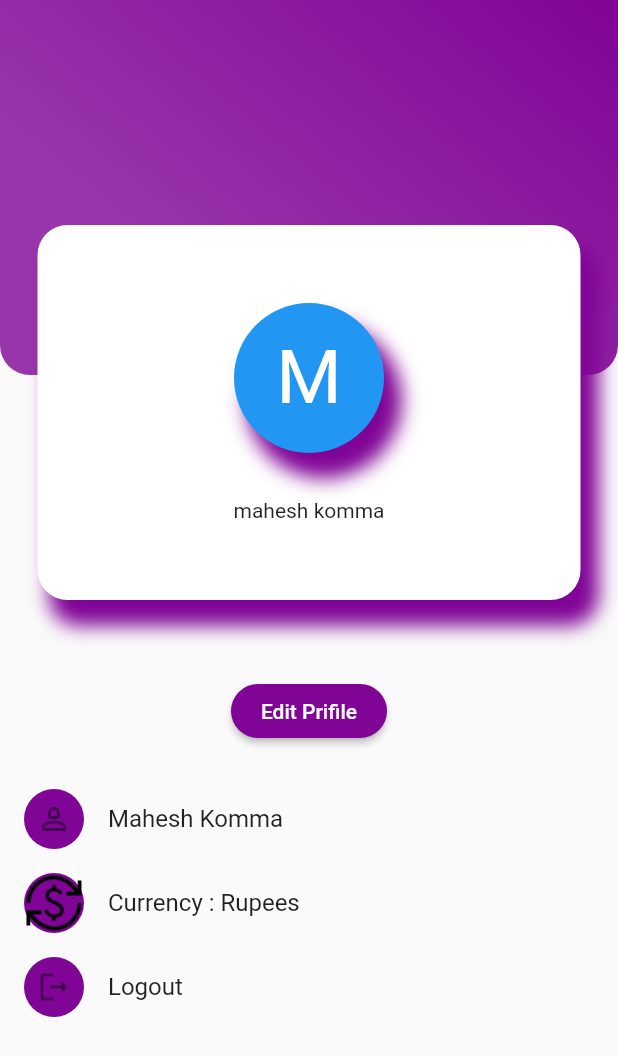
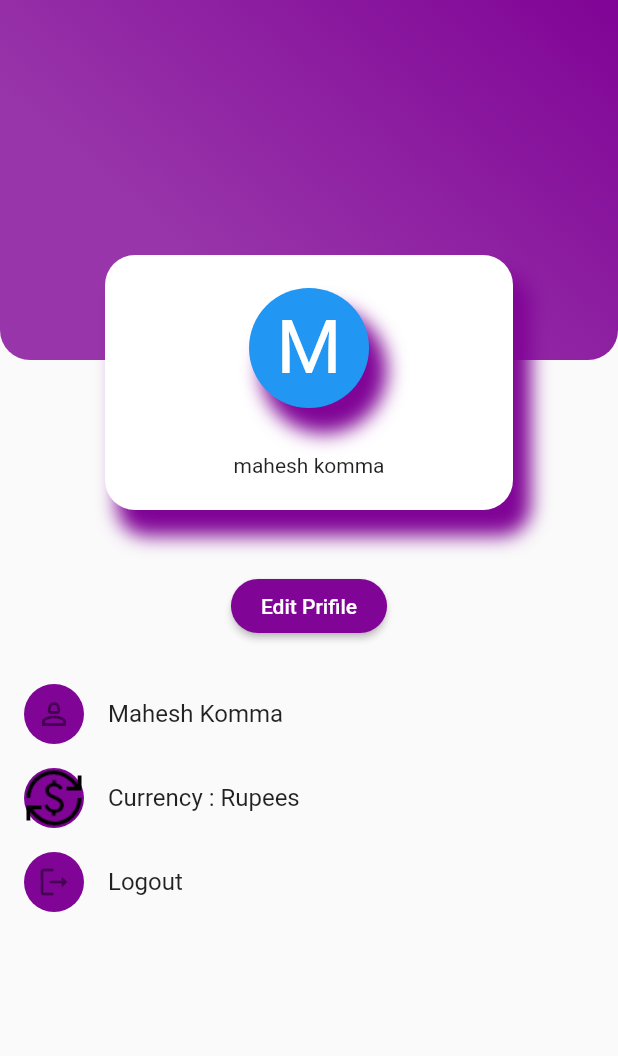
Before and after one commit to anurag67124/Finance-Managment-App, a Flutter app: the ProfilePage screen opened directly, on a phone screen of 412 x 824 dp. Shown: the top 1056 px of the screen. Run offline on Flutter 3.47's test engine with Material 2 defaults, Android fonts, the phone set to English and light mode, and no system bars; our stand-ins replace hive, hive_flutter, syncfusion_flutter_charts; missing offline and left inert: currency_picker, gender_picker; accounts and stored records are empty.

```diff
--- a/finance_app/lib/Screens/profile.dart
+++ b/finance_app/lib/Screens/profile.dart
@@ -30,7 +30,7 @@ class _ProfilePageState extends State<ProfilePage> {
                   children: [
                     Container(
                       width: MediaQuery.of(context).size.width,
-                      height: 250,
+                      height: 240,
                       decoration: BoxDecoration(
                           borderRadius: BorderRadius.only(
                               bottomLeft: Radius.circular(20),
@@ -41,10 +41,10 @@ class _ProfilePageState extends State<ProfilePage> {
                               colors: <Color>[my_color1, my_color1.withOpacity(0.8)])),
                     ),
                     Positioned(
-                      bottom: -150,
+                      bottom: -100,
                       child: Container(
-                        width: MediaQuery.of(context).size.width - 50,
-                        height: 250,
+                        width: MediaQuery.of(context).size.width - 140,
+                        height: 170,
                         alignment: Alignment.center,
                         decoration: BoxDecoration(
                             borderRadius: BorderRadius.circular(20),
@@ -64,8 +64,8 @@ class _ProfilePageState extends State<ProfilePage> {
                           children: [
 
                             Container(
-                              width: 100,
-                              height: 100,
+                              width: 80,
+                              height: 80,
                               decoration: BoxDecoration(
                                 shape: BoxShape.circle,
                                 color: Colors.blue,
@@ -96,7 +96,7 @@ class _ProfilePageState extends State<ProfilePage> {
                 ),
               ),
               SizedBox(
-                height: 200,
+                height: 140,
               ),
 
               ElevatedButton(
```
Also changed, not shown: finance_app/lib/Screens/edit_profile.dart (+99 -36 lines).
